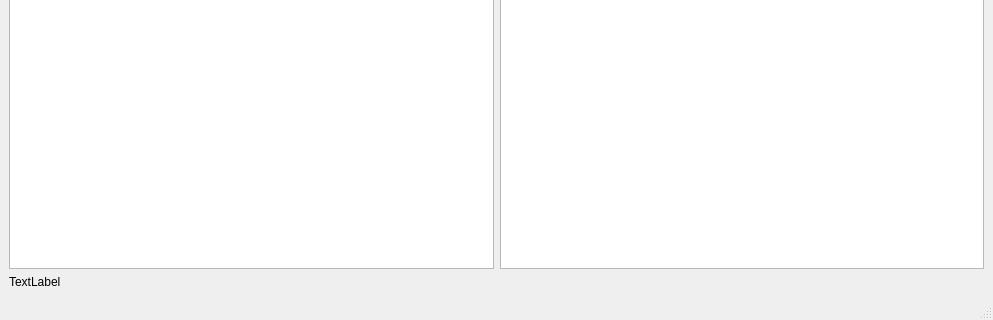
The window that Gui/playwindow.ui (Purple-Jesus/Field) describes before a commit, drawn with Qt 5; both pictures show x 0 to 993 and y 268 to 588 of the 993 by 588 pixel window.
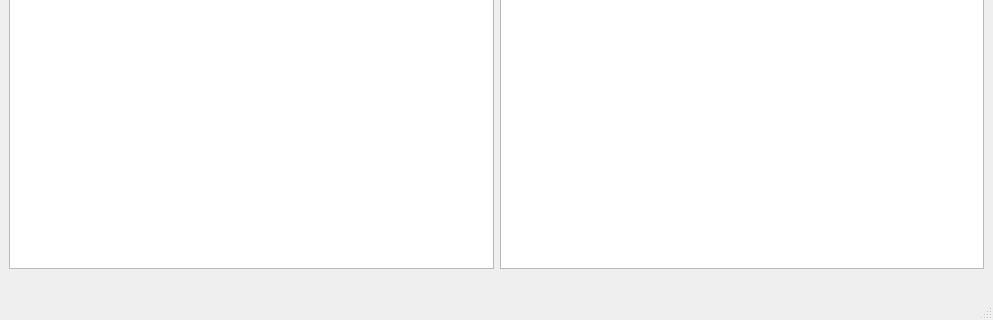
The same window after the commit.

What changed in the file:
```diff
--- a/Gui/playwindow.ui
+++ b/Gui/playwindow.ui
@@ -71,7 +71,7 @@
       <item>
        <widget class="QLabel" name="label">
         <property name="text">
-         <string>TextLabel</string>
+         <string/>
         </property>
        </widget>
       </item>
```
